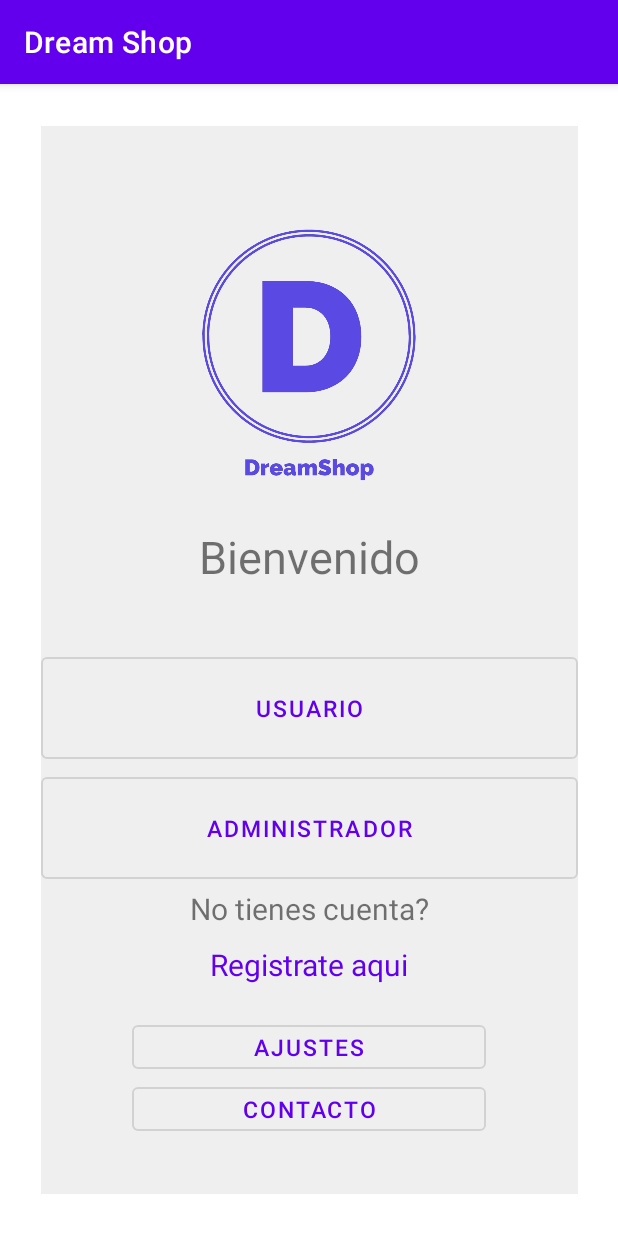
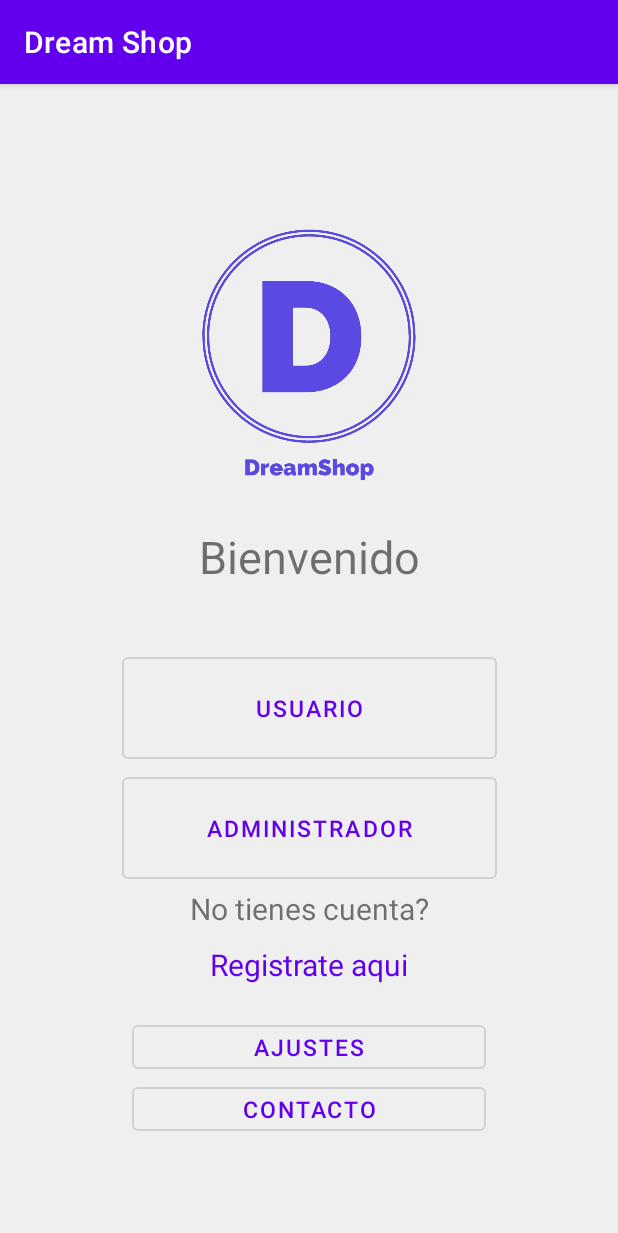
Before and after one commit to JosueAlvarado50/DreamShopApp, an Android app: the screen it shows after launch (HomeActivity), on a phone screen of 412 x 824 dp. Shown: the top 1233 px of the screen. Run offline under Robolectric (Android 15) with nearby library versions, the phone set to English and light mode, and no system bars.

Commit message:
cambio de tamaño botones
se hicieron mas pequeños los botones

```diff
--- a/DreamShop/app/src/main/res/layout/activity_home.xml
+++ b/DreamShop/app/src/main/res/layout/activity_home.xml
@@ -4,6 +4,7 @@
     xmlns:tools="http://schemas.android.com/tools"
     android:layout_width="match_parent"
     android:layout_height="match_parent"
+    android:background="@color/fondo"
     >
 
     <LinearLayout
@@ -43,15 +44,16 @@
         <Button
             android:id="@+id/botonusuario"
             style="@style/Widget.MaterialComponents.Button.OutlinedButton"
-            android:layout_width="match_parent"
+            android:layout_width="250dp"
             android:layout_height="80dp"
             android:text="@string/user"
+
             android:textSize="15dp" />
 
         <Button
             android:id="@+id/botonadmin"
             style="@style/Widget.MaterialComponents.Button.OutlinedButton"
-            android:layout_width="match_parent"
+            android:layout_width="250dp"
             android:layout_height="80dp"
             android:text="@string/admin"
             android:textSize="15dp" />
```
